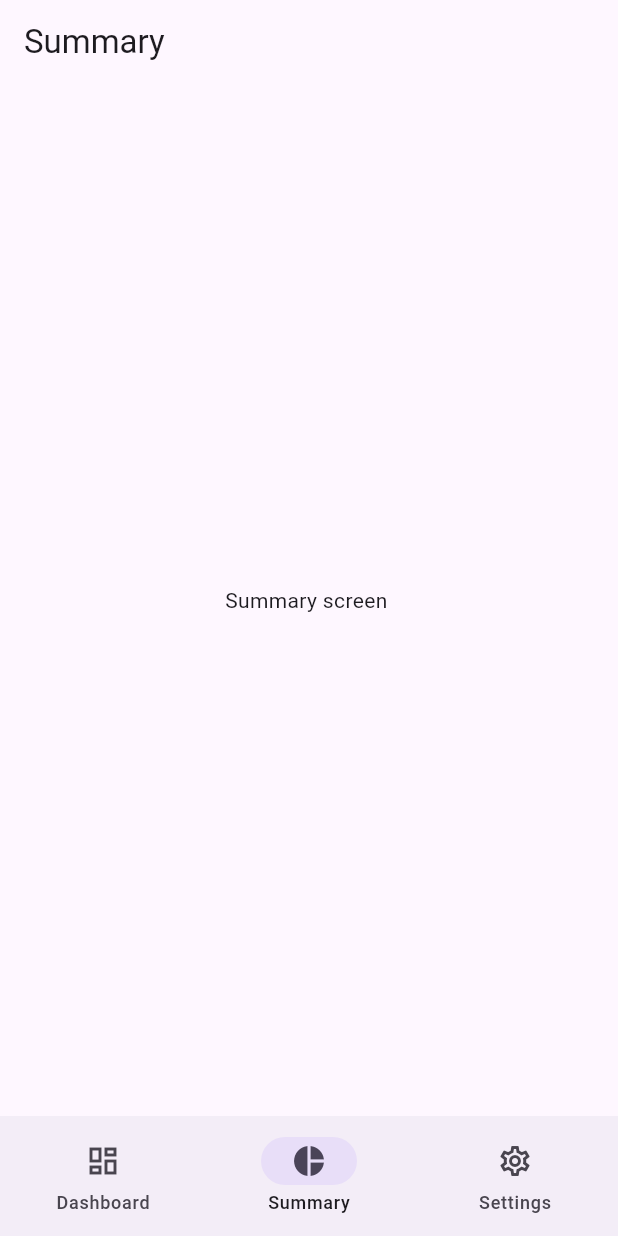
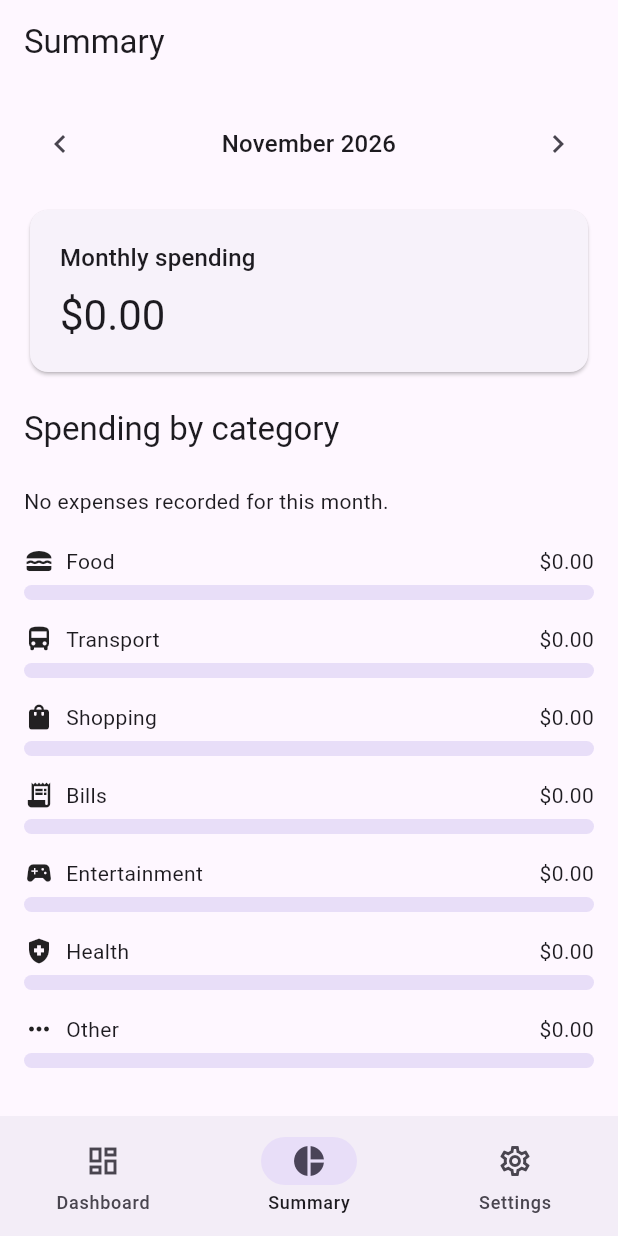
Before and after one commit to cansatir/cs310-project, a Flutter app: the screen it shows after launch, item 2 of the bottom bar chosen, on a phone screen of 412 x 824 dp. Run offline on Flutter 3.47's test engine with Material 3 defaults, Android fonts, the phone set to English and light mode, and no system bars; our stand-ins replace shared_preferences.

Commit message:
feat: implement monthly summary and category charts

```diff
--- a/lib/screens/summary_screen.dart
+++ b/lib/screens/summary_screen.dart
@@ -1,13 +1,111 @@
 import 'package:flutter/material.dart';
+import 'package:intl/intl.dart';
+import 'package:provider/provider.dart';
+import 'package:expense_tracker/models/expense.dart';
+import 'package:expense_tracker/providers/expense_provider.dart';
+import 'package:expense_tracker/utils/monthly_summary.dart';
 
-class SummaryScreen extends StatelessWidget {
+class SummaryScreen extends StatefulWidget {
   const SummaryScreen({super.key});
 
   @override
+  State<SummaryScreen> createState() => _SummaryScreenState();
+}
+
+class _SummaryScreenState extends State<SummaryScreen> {
+  DateTime _month = DateTime(DateTime.now().year, DateTime.now().month);
+  final _money = NumberFormat.currency(locale: 'en_US', symbol: r'$');
+
+  void _moveMonth(int offset) {
+    setState(() => _month = DateTime(_month.year, _month.month + offset));
+  }
+
+  @override
   Widget build(BuildContext context) {
+    final provider = context.watch<ExpenseProvider>();
+    final summary = MonthlySummary(provider.expenses, _month);
+    final maxCategory = summary.categoryTotals.values.fold<double>(
+      0, (max, value) => value > max ? value : max,
+    );
+    final theme = Theme.of(context);
+
     return Scaffold(
       appBar: AppBar(title: const Text('Summary')),
-      body: const Center(child: Text('Summary screen ')),
+      body: SafeArea(
+        child: ListView(
+          padding: const EdgeInsets.all(16),
+          children: [
+            Row(
+              children: [
+                IconButton(
+                  tooltip: 'Previous month',
+                  onPressed: () => _moveMonth(-1),
+                  icon: const Icon(Icons.chevron_left),
+                ),
+                Expanded(
+                  child: Text(
+                    DateFormat.yMMMM().format(_month),
+                    textAlign: TextAlign.center,
+                    style: theme.textTheme.titleMedium,
+                  ),
+                ),
+                IconButton(
+                  tooltip: 'Next month',
+                  onPressed: () => _moveMonth(1),
+                  icon: const Icon(Icons.chevron_right),
+                ),
+              ],
+            ),
+            const SizedBox(height: 16),
+            Card(
+              child: Padding(
+                padding: const EdgeInsets.all(20),
+                child: Column(
+                  crossAxisAlignment: CrossAxisAlignment.start,
+                  children: [
+                    Text('Monthly spending', style: theme.textTheme.titleMedium),
+                    const SizedBox(height: 8),
+                    Text(_money.format(summary.total), style: theme.textTheme.headlineMedium),
+                  ],
+                ),
+              ),
+            ),
+            const SizedBox(height: 20),
+            Text('Spending by category', style: theme.textTheme.titleLarge),
+            const SizedBox(height: 12),
+            if (summary.total == 0)
+              const Padding(
+                padding: EdgeInsets.symmetric(vertical: 12),
+                child: Text('No expenses recorded for this month.'),
+              ),
+            for (final category in Category.values)
+              Padding(
+                padding: const EdgeInsets.symmetric(vertical: 8),
+                child: Column(
+                  crossAxisAlignment: CrossAxisAlignment.start,
+                  children: [
+                    Row(
+                      children: [
+                        Icon(categoryIcons[category], size: 20),
+                        const SizedBox(width: 8),
+                        Expanded(child: Text(category.name)),
+                        Text(_money.format(summary.categoryTotals[category]!)),
+                      ],
+                    ),
+                    const SizedBox(height: 6),
+                    LinearProgressIndicator(
+                      value: maxCategory == 0
+                          ? 0
+                          : summary.categoryTotals[category]! / maxCategory,
+                      minHeight: 10,
+                      borderRadius: BorderRadius.circular(8),
+                    ),
+                  ],
+                ),
+              ),
+          ],
+        ),
+      ),
     );
   }
 }
--- /dev/null
+++ b/lib/utils/monthly_summary.dart
@@ -0,0 +1,16 @@
+import 'package:expense_tracker/models/expense.dart';
+
+class MonthlySummary {
+  MonthlySummary(Iterable<Expense> expenses, DateTime month) {
+    categoryTotals = {for (final category in Category.values) category: 0.0};
+    for (final expense in expenses) {
+      if (expense.date.year == month.year && expense.date.month == month.month) {
+        categoryTotals[expense.category] = categoryTotals[expense.category]! + expense.amount;
+        total += expense.amount;
+      }
+    }
+  }
+
+  late final Map<Category, double> categoryTotals;
+  double total = 0;
+}
```
Also changed, not shown: 1 other file.
